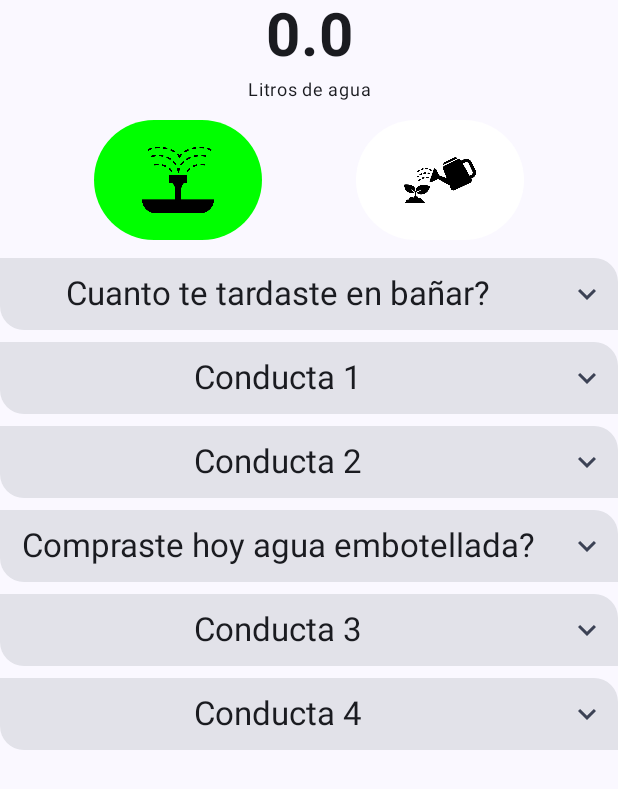
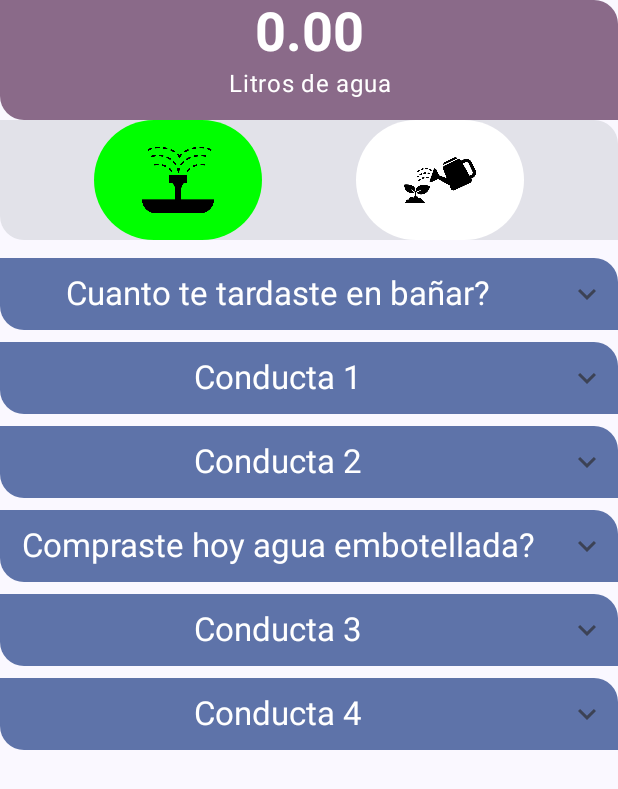
Before and after one commit to rafavela/LitrosDeAgua, an Android app built with Jetpack Compose: the screen it shows after launch (MainActivity), on a phone screen of 412 x 824 dp. Shown: the top 789 px of the screen. Run offline under Robolectric (Android 15) with nearby library versions, the phone set to English and light mode, and no system bars.

Commit message:
Modidy colors for app

```diff
--- a/app/src/main/java/com/dragonfruit/litrosdeagua/MainActivity.kt
+++ b/app/src/main/java/com/dragonfruit/litrosdeagua/MainActivity.kt
@@ -23,7 +23,7 @@ class MainActivity : ComponentActivity() {
             LitrosDeAguaTheme {
                 Surface(
                     modifier = Modifier.fillMaxSize(),
-                    color = MaterialTheme.colorScheme.background
+                    color = MaterialTheme.colorScheme.background,
                 ){
                     LitersOfWaterLayout()
                 }
@@ -34,7 +34,7 @@ class MainActivity : ComponentActivity() {
 
 @Preview(showBackground = true)
 @Composable
-fun ListrosDeAguaPreview() {
+fun LitrosDeAguaPreview() {
     LitrosDeAguaTheme {
         LitersOfWaterLayout()
     }
@@ -42,7 +42,7 @@ fun ListrosDeAguaPreview() {
 
 @Preview(showBackground = true)
 @Composable
-fun ListrosDeAguaDarkThemePreview() {
+fun LitrosDeAguaDarkThemePreview() {
     LitrosDeAguaTheme(darkTheme = true) {
         LitersOfWaterLayout()
     }
--- a/app/src/main/java/com/dragonfruit/litrosdeagua/ui/BehaviourLayout.kt
+++ b/app/src/main/java/com/dragonfruit/litrosdeagua/ui/BehaviourLayout.kt
@@ -38,6 +38,7 @@ import androidx.lifecycle.viewmodel.compose.viewModel
 import androidx.compose.material.icons.filled.ExpandMore
 import androidx.compose.material.icons.Icons
 import androidx.compose.material.icons.filled.ExpandLess
+import androidx.compose.material3.CardDefaults
 import androidx.compose.material3.Icon
 import androidx.compose.material3.IconButton
 import androidx.compose.runtime.getValue
@@ -85,7 +86,10 @@ fun BehaviourComponent(
     modifier: Modifier = Modifier
 ){
     var expanded by remember { mutableStateOf(value = false) }
-    Card(modifier = modifier) {
+    Card(
+        colors = CardDefaults.cardColors(containerColor = MaterialTheme.colorScheme.primaryContainer),
+        modifier = modifier
+    ) {
         Column(
             modifier = Modifier
                 .animateContentSize(
--- a/app/src/main/java/com/dragonfruit/litrosdeagua/ui/NavigationLayout.kt
+++ b/app/src/main/java/com/dragonfruit/litrosdeagua/ui/NavigationLayout.kt
@@ -8,6 +8,9 @@ import androidx.compose.foundation.layout.padding
 import androidx.compose.foundation.layout.size
 import androidx.compose.material3.Button
 import androidx.compose.material3.ButtonColors
+import androidx.compose.material3.Card
+import androidx.compose.material3.CardDefaults
+import androidx.compose.material3.MaterialTheme
 import androidx.compose.runtime.Composable
 import androidx.compose.ui.Modifier
 import androidx.compose.ui.graphics.Color
@@ -23,6 +26,7 @@ fun NavigationLayout(
     behaviourClick: () -> Unit,
     wateringClick:  () -> Unit,
 ){
+    Card{
         Row(
             modifier = Modifier.fillMaxWidth(),
             horizontalArrangement = Arrangement.SpaceEvenly
@@ -63,6 +67,7 @@ fun NavigationLayout(
             }
         }
     }
+}
 
 @Preview(showBackground = true)
 @Composable
--- a/app/src/main/java/com/dragonfruit/litrosdeagua/ui/PointerLayout.kt
+++ b/app/src/main/java/com/dragonfruit/litrosdeagua/ui/PointerLayout.kt
@@ -4,9 +4,14 @@ import androidx.compose.foundation.layout.Column
 import androidx.compose.foundation.layout.fillMaxWidth
 import androidx.compose.foundation.layout.height
 import androidx.compose.foundation.layout.size
+import androidx.compose.material3.Card
+import androidx.compose.material3.CardColors
+import androidx.compose.material3.CardDefaults
+import androidx.compose.material3.MaterialTheme
 import androidx.compose.material3.Text
 import androidx.compose.runtime.Composable
 import androidx.compose.ui.Modifier
+import androidx.compose.ui.res.colorResource
 import androidx.compose.ui.res.stringResource
 import androidx.compose.ui.text.font.FontWeight
 import androidx.compose.ui.text.style.TextAlign
@@ -19,23 +24,27 @@ import com.dragonfruit.litrosdeagua.data.BehaviourList
 import com.dragonfruit.litrosdeagua.ui.theme.LitrosDeAguaTheme
 
 @Composable
-fun PointerHeader(consumption: Float){
+fun PointerHeader(consumption: Float, modifier: Modifier = Modifier){
+    Card(
+        colors = CardDefaults.cardColors(containerColor = MaterialTheme.colorScheme.tertiaryContainer)
+    ) {
         Column(
-        modifier = Modifier.height(80.dp)
+            modifier = Modifier.height(80.dp),
         ) {
             Text(
-            text = "$consumption",
+                text = stringResource(R.string.Consumption, consumption),
                 textAlign = TextAlign.Center,
                 fontWeight = FontWeight.Bold,
                 modifier = Modifier.fillMaxWidth(),
-            fontSize = TextUnit(value = 40f, type = TextUnitType.Sp),
+                style = MaterialTheme.typography.displaySmall,
             )
             Text(
                 text = stringResource(R.string.MeasureInLiters),
                 textAlign = TextAlign.Center,
                 modifier = Modifier.fillMaxWidth(),
-            fontSize = TextUnit(value = 12f, type = TextUnitType.Sp),
+                style = MaterialTheme.typography.bodyLarge
             )
+        }
     }
 }
 
--- a/app/src/main/res/values/strings.xml
+++ b/app/src/main/res/values/strings.xml
@@ -34,5 +34,6 @@
     <string name="CurrenPlantLevel">El nivel de agua de tu planta es: %1$.2f litros.</string>
     <string name="CurrentPlantGoal">Logra %1$.2f litros para llegar al siguiente nivel</string>
     <string name="BlossomingPlant">Tu planta ha florecido</string>
+    <string name="Consumption">%1$.2f</string>
 
 </resources>
```
Also changed, not shown: app/src/main/java/com/dragonfruit/litrosdeagua/ui/WaterPlantScreen.kt (+14 -3 lines). Lines whose indentation alone changed are shown as unchanged.
